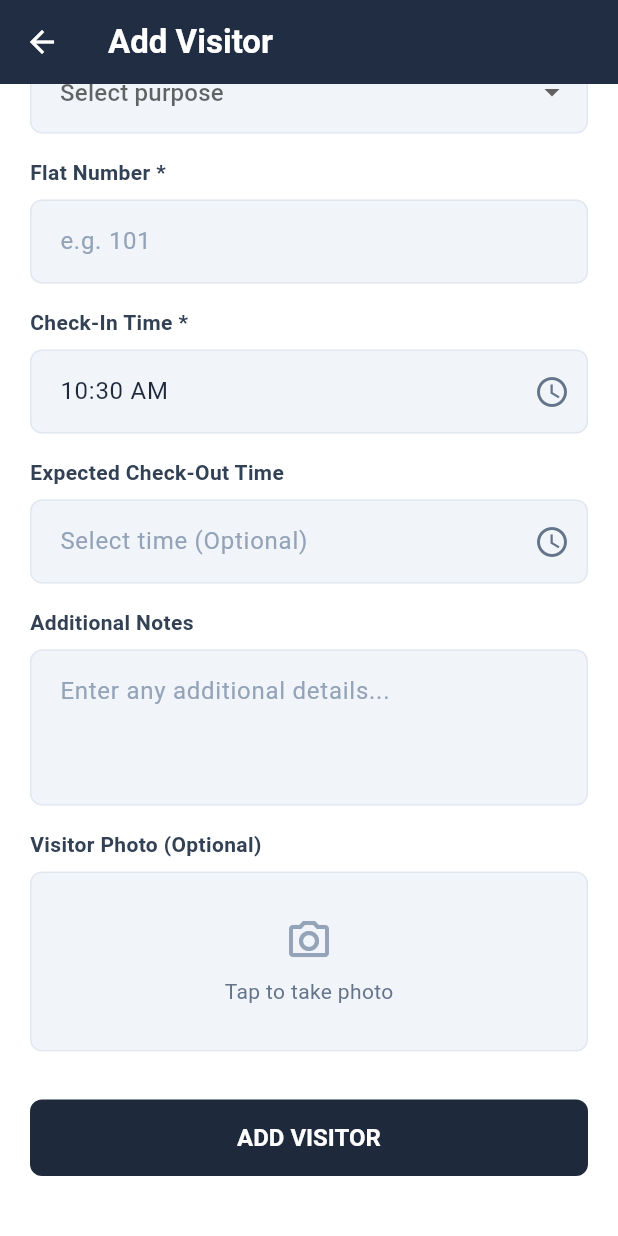
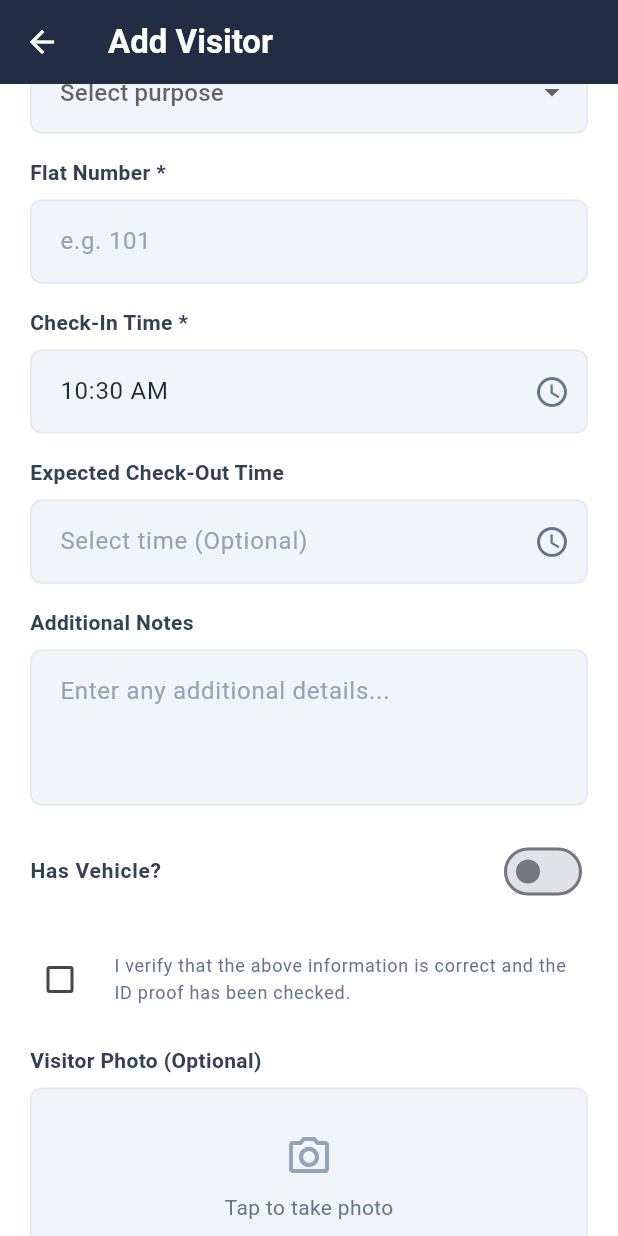
Before and after one commit to kunj2210/DigitalVisitorLog_MAD, a Flutter app: the AddVisitorScreen screen opened directly, scrolled down 271 dp, on a phone screen of 412 x 824 dp. Run offline on Flutter 3.47's test engine with Material 3 defaults, Android fonts, the phone set to English and light mode, and no system bars; our stand-ins replace cloud_firestore, firebase_auth, firebase_core; accounts and stored records are empty.

Commit message:
UI Components

```diff
--- a/lib/models/visitor_model.dart
+++ b/lib/models/visitor_model.dart
@@ -11,6 +11,8 @@ class Visitor {
   final String? notes; // Optional
   final String status; // 'IN' or 'OUT'
   final DateTime createdAt;
+  final bool hasVehicle;
+  final String? vehicleNumber;
 
   Visitor({
     this.id,
@@ -23,6 +25,8 @@ class Visitor {
     this.notes,
     required this.status,
     required this.createdAt,
+    this.hasVehicle = false,
+    this.vehicleNumber,
   });
 
   // Convert Visitor to Map for Firestore
@@ -37,6 +41,8 @@ class Visitor {
       'notes': notes,
       'status': status,
       'createdAt': Timestamp.fromDate(createdAt),
+      'hasVehicle': hasVehicle,
+      'vehicleNumber': vehicleNumber,
     };
   }
 
@@ -54,6 +60,8 @@ class Visitor {
       notes: data['notes'],
       status: data['status'] ?? 'IN',
       createdAt: (data['createdAt'] as Timestamp).toDate(),
+      hasVehicle: data['hasVehicle'] ?? false,
+      vehicleNumber: data['vehicleNumber'],
     );
   }
 }
--- a/lib/screens/add_visitor/add_visitor_screen.dart
+++ b/lib/screens/add_visitor/add_visitor_screen.dart
@@ -20,6 +20,9 @@ class _AddVisitorScreenState extends State<AddVisitorScreen> {
   final _checkInController = TextEditingController();
   final _checkOutController = TextEditingController();
   final _notesController = TextEditingController();
+  final _vehicleNoController = TextEditingController();
+  bool _hasVehicle = false;
+  bool _agreedToTerms = false;
   String? _selectedPurpose;
 
   final List<String> _visitPurposes = [
@@ -48,6 +51,10 @@ class _AddVisitorScreenState extends State<AddVisitorScreen> {
       } else {
          // Handle case where purpose might not be in list or add 'Other' logic
         _selectedPurpose = 'Other';
+      }
+      _hasVehicle = widget.visitor!.hasVehicle;
+      if (widget.visitor!.vehicleNumber != null) {
+        _vehicleNoController.text = widget.visitor!.vehicleNumber!;
       }
     } else {
       // Set default check-in time to now
@@ -90,6 +97,13 @@ class _AddVisitorScreenState extends State<AddVisitorScreen> {
   }
 
   void _handleSubmit() {
+    if (!_agreedToTerms) {
+      ScaffoldMessenger.of(context).showSnackBar(
+        const SnackBar(content: Text('Please verify the details and check the box.')),
+      );
+      return;
+    }
+
     if (_formKey.currentState!.validate()) {
 
       final visitorData = Visitor(
@@ -103,6 +117,8 @@ class _AddVisitorScreenState extends State<AddVisitorScreen> {
         notes: _notesController.text.isNotEmpty ? _notesController.text : null,
         status: widget.visitor?.status ?? 'IN', // Preserve status if editing, else default IN
         createdAt: widget.visitor?.createdAt ?? DateTime.now(), // Preserve creation time
+        hasVehicle: _hasVehicle,
+        vehicleNumber: _hasVehicle ? _vehicleNoController.text : null,
       );
 
       final messenger = ScaffoldMessenger.of(context);
@@ -276,6 +292,50 @@ class _AddVisitorScreenState extends State<AddVisitorScreen> {
               ),
               const SizedBox(height: 16),
 
+              // Vehicle Information (Toggle Switch)
+              SwitchListTile(
+                contentPadding: EdgeInsets.zero,
+                title: const Text(
+                  'Has Vehicle?',
+                  style: TextStyle(fontSize: 14, fontWeight: FontWeight.w600, color: Color(0xFF334155)),
+                ),
+                value: _hasVehicle,
+                onChanged: (bool value) {
+                  setState(() {
+                    _hasVehicle = value;
+                  });
+                },
+                activeColor: const Color(0xFF1E293B),
+              ),
+              if (_hasVehicle) ...[
+                const SizedBox(height: 8),
+                CustomTextField(
+                  controller: _vehicleNoController,
+                  label: 'Vehicle Number',
+                  hintText: 'e.g. GJ-01-AB-1234',
+                  validator: (val) => _hasVehicle && (val == null || val.isEmpty) ? 'Required' : null,
+                ),
+              ],
+              const SizedBox(height: 16),
+
+              // Terms (Checkbox)
+              CheckboxListTile(
+                contentPadding: EdgeInsets.zero,
+                controlAffinity: ListTileControlAffinity.leading,
+                title: const Text(
+                  'I verify that the above information is correct and the ID proof has been checked.',
+                  style: TextStyle(fontSize: 12, color: Color(0xFF64748B)),
+                ),
+                value: _agreedToTerms,
+                onChanged: (bool? value) {
+                  setState(() {
+                    _agreedToTerms = value ?? false;
+                  });
+                },
+                activeColor: const Color(0xFF1E293B),
+              ),
+              const SizedBox(height: 16),
+
               // Visitor Photo (Optional)
               const Text(
                 'Visitor Photo (Optional)',
```
Also changed, not shown: lib/screens/visitor_logs/visitor_logs_screen.dart (+11 -0 lines).
